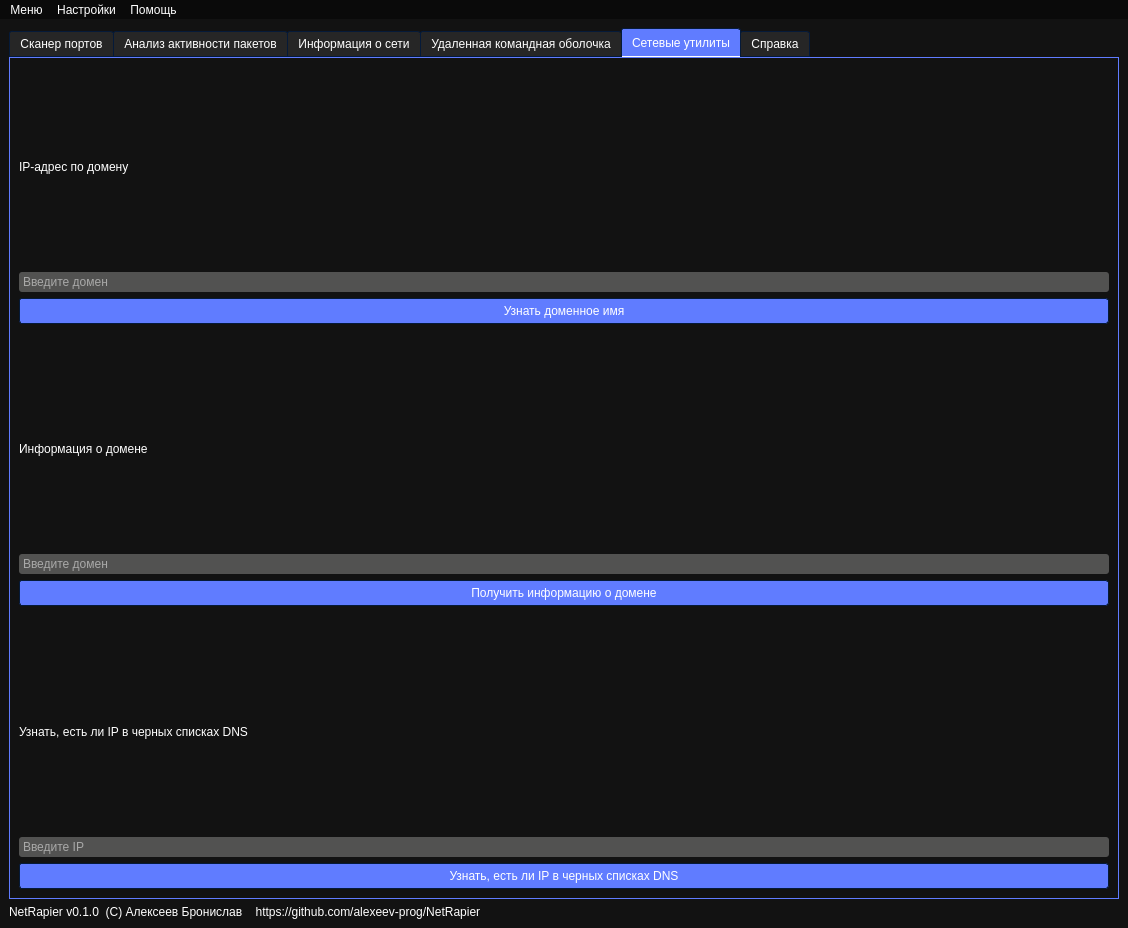
alexeev-prog/netrapier, file ui/mainwindow.ui: the form before one commit.
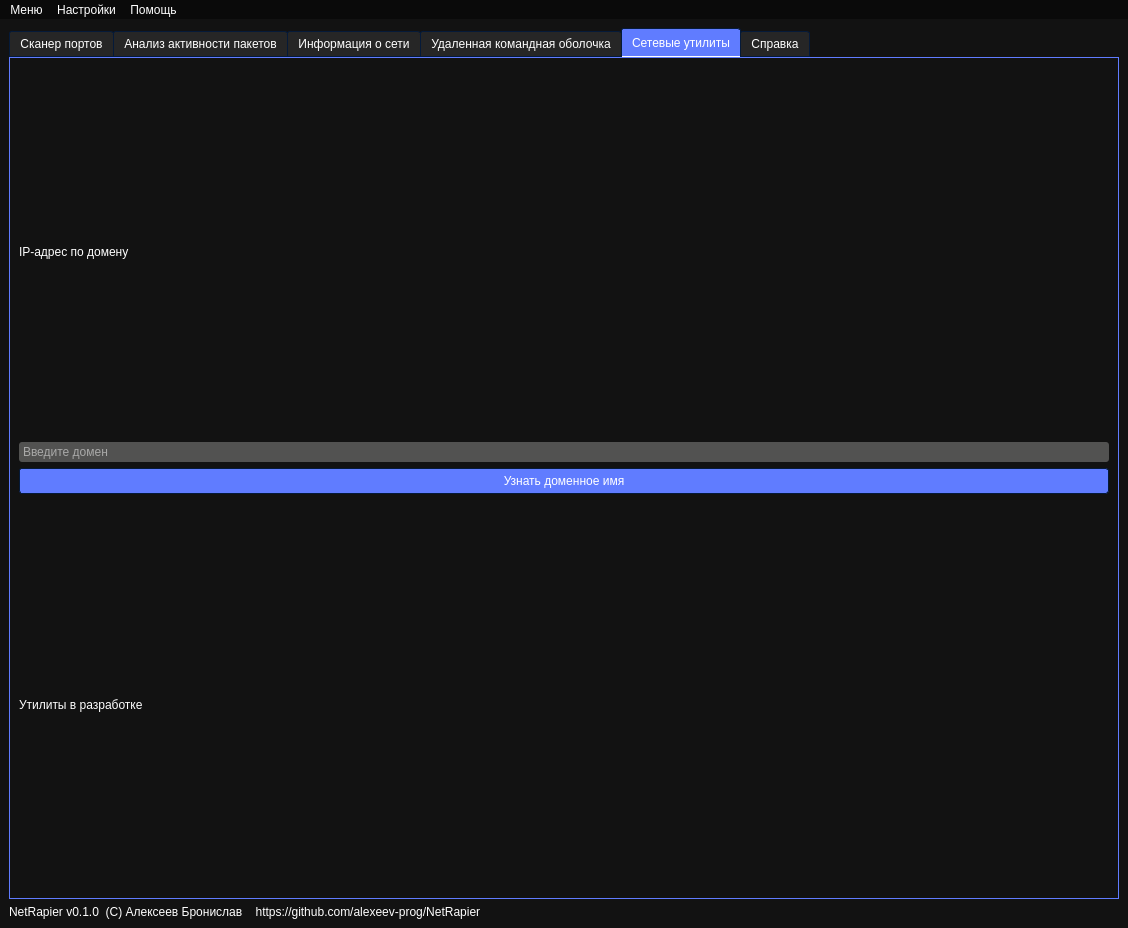
The form after the commit. The open tabs and pages were chosen to show the change. Icons and pictures are not drawn.

Commit message: feat: add tabs functionality

What changed in the file:
```diff
--- a/ui/mainwindow.ui
+++ b/ui/mainwindow.ui
@@ -1573,76 +1573,14 @@
           </property>
          </spacer>
         </item>
-        <item>
-         <widget class="QLabel" name="info_about_domain_lbl">
-          <property name="styleSheet">
-           <string notr="true">font: 14pt &quot;Arial&quot;;</string>
-          </property>
-          <property name="text">
-           <string>Информация о домене</string>
-          </property>
-         </widget>
-        </item>
-        <item>
-         <widget class="QLineEdit" name="enter_domain_lbl2">
-          <property name="styleSheet">
-           <string notr="true">font: 14pt &quot;Arial&quot;;</string>
-          </property>
-          <property name="placeholderText">
-           <string>Введите домен</string>
-          </property>
-         </widget>
-        </item>
-        <item>
-         <widget class="QPushButton" name="get_info_about_domain_btn">
-          <property name="styleSheet">
-           <string notr="true">font: 14pt &quot;Arial&quot;;</string>
-          </property>
-          <property name="text">
-           <string>Получить информацию о домене</string>
-          </property>
-         </widget>
-        </item>
-        <item>
-         <spacer name="horizontalSpacer_2">
-          <property name="orientation">
-           <enum>Qt::Horizontal</enum>
-          </property>
-          <property name="sizeHint" stdset="0">
-           <size>
-            <width>40</width>
-            <height>20</height>
-           </size>
-          </property>
-         </spacer>
-        </item>
         <item>
          <widget class="QLabel" name="ip_in_black_dns_lbl">
           <property name="styleSheet">
-           <string notr="true">font: 14pt &quot;Arial&quot;;</string>
+           <string notr="true">font: 16pt &quot;Arial&quot;;
+text-align: center;</string>
           </property>
           <property name="text">
-           <string>Узнать, есть ли IP в черных списках DNS</string>
-          </property>
-         </widget>
-        </item>
-        <item>
-         <widget class="QLineEdit" name="enter_ip_addr_line">
-          <property name="styleSheet">
-           <string notr="true">font: 14pt &quot;Arial&quot;;</string>
-          </property>
-          <property name="placeholderText">
-           <string>Введите IP</string>
-          </property>
-         </widget>
-        </item>
-        <item>
-         <widget class="QPushButton" name="get_ip_in_black_dns_btn">
-          <property name="styleSheet">
-           <string notr="true">font: 14pt &quot;Arial&quot;;</string>
-          </property>
-          <property name="text">
-           <string>Узнать, есть ли IP в черных списках DNS</string>
+           <string>Утилиты в разработке</string>
           </property>
          </widget>
         </item>
```
Left out of the diff: 14 changed lines with no effect on the pictures. The commit also changes 6 other files.
